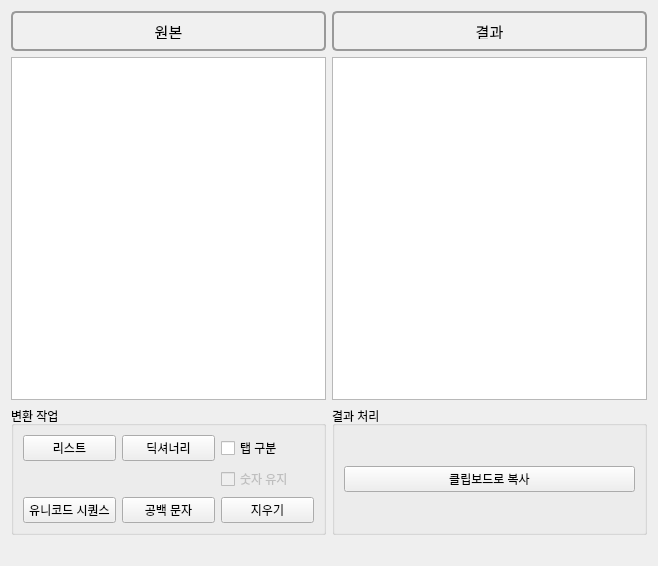
First picture: the form in text_converter_ui.ui, repository SangDo-Kim/Text_Converter_V1, before the edit.
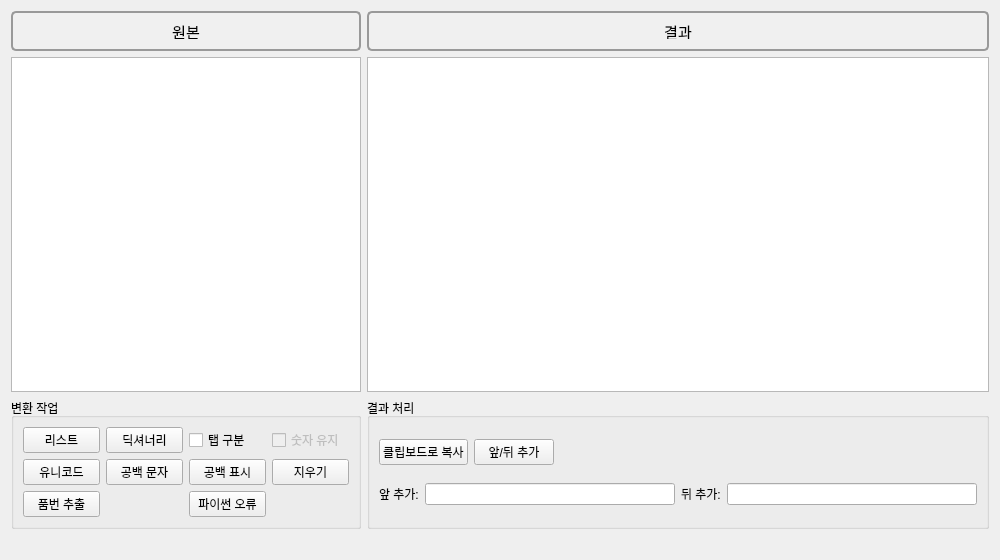
Second picture: the form after the edit. Icons and pictures are not drawn.

The edit to the form file:
```diff
--- a/text_converter_ui.ui
+++ b/text_converter_ui.ui
@@ -6,13 +6,17 @@
    <rect>
     <x>0</x>
     <y>0</y>
-    <width>658</width>
-    <height>566</height>
+    <width>1000</width>
+    <height>560</height>
    </rect>
   </property>
   <property name="windowTitle">
    <string>텍스트 변환기</string>
   </property>
+  <property name="windowIcon">
+   <iconset resource="resources.qrc">
+    <normaloff>:/resources/title_in_app.png</normaloff>:/resources/title_in_app.png</iconset>
+  </property>
   <layout class="QGridLayout" name="gridLayout">
    <item row="0" column="0">
     <widget class="QLabel" name="label">
@@ -21,7 +25,7 @@
      </property>
      <property name="maximumSize">
       <size>
-       <width>16777215</width>
+       <width>350</width>
        <height>40</height>
       </size>
      </property>
@@ -47,50 +51,17 @@
      </property>
     </widget>
    </item>
-   <item row="4" column="0" colspan="2">
-    <widget class="QLabel" name="label_status">
-     <property name="enabled">
-      <bool>false</bool>
-     </property>
-     <property name="text">
-      <string/>
-     </property>
-    </widget>
-   </item>
-   <item row="1" column="1">
-    <widget class="QPlainTextEdit" name="plainTextEdit_2"/>
-   </item>
-   <item row="1" column="0">
-    <widget class="QPlainTextEdit" name="plainTextEdit">
-     <property name="plainText">
-      <string/>
-     </property>
-    </widget>
-   </item>
-   <item row="3" column="1">
-    <widget class="QGroupBox" name="groupBox_2">
-     <property name="title">
-      <string>결과 처리</string>
-     </property>
-     <layout class="QGridLayout" name="gridLayout_2">
-      <item row="0" column="0">
-       <widget class="QPushButton" name="pushButton_clipboard">
-        <property name="toolTip">
-         <string>결과 내용을 클립보드로 복사합니다.</string>
-        </property>
-        <property name="text">
-         <string>클립보드로 복사</string>
-        </property>
-       </widget>
-      </item>
-     </layout>
-    </widget>
-   </item>
    <item row="0" column="1">
     <widget class="QLabel" name="label_2">
      <property name="enabled">
       <bool>true</bool>
      </property>
+     <property name="minimumSize">
+      <size>
+       <width>350</width>
+       <height>0</height>
+      </size>
+     </property>
      <property name="maximumSize">
       <size>
        <width>16777215</width>
@@ -119,7 +90,23 @@
      </property>
     </widget>
    </item>
-   <item row="3" column="0">
+   <item row="1" column="0">
+    <widget class="QPlainTextEdit" name="plainTextEdit_source">
+     <property name="maximumSize">
+      <size>
+       <width>350</width>
+       <height>16777215</height>
+      </size>
+     </property>
+     <property name="plainText">
+      <string/>
+     </property>
+    </widget>
+   </item>
+   <item row="1" column="1">
+    <widget class="QPlainTextEdit" name="plainTextEdit_target"/>
+   </item>
+   <item row="2" column="0">
     <widget class="QGroupBox" name="groupBox">
      <property name="minimumSize">
       <size>
@@ -129,7 +116,7 @@
      </property>
      <property name="maximumSize">
       <size>
-       <width>16777215</width>
+       <width>350</width>
        <height>16777215</height>
       </size>
      </property>
@@ -137,16 +124,6 @@
       <string>변환 작업</string>
      </property>
      <layout class="QGridLayout" name="gridLayout_3">
-      <item row="0" column="2">
-       <widget class="QCheckBox" name="checkBox_tab">
-        <property name="toolTip">
-         <string>탭 구분을 넣거나 뺍니다.</string>
-        </property>
-        <property name="text">
-         <string>탭 구분</string>
-        </property>
-       </widget>
-      </item>
       <item row="2" column="1">
        <widget class="QPushButton" name="pushButton_white_space">
         <property name="toolTip">
@@ -157,47 +134,37 @@
         </property>
        </widget>
       </item>
-      <item row="0" column="1">
-       <widget class="QPushButton" name="pushButton_dict">
-        <property name="toolTip">
-         <string>여러 줄로 구분되어 있는 목록을 파이썬의 딕셔너리 형식으로 변환합니다.</string>
-        </property>
-        <property name="text">
-         <string>딕셔너리</string>
-        </property>
-       </widget>
-      </item>
-      <item row="2" column="2">
-       <widget class="QPushButton" name="pushButton_clear">
-        <property name="toolTip">
-         <string>원본 내용을 지웁니다.</string>
-        </property>
-        <property name="text">
-         <string>지우기</string>
-        </property>
-       </widget>
-      </item>
       <item row="2" column="0">
        <widget class="QPushButton" name="pushButton_unicode">
         <property name="toolTip">
          <string>유니코드 이스케이프 시퀀스(예: u00e9)를 사람이 읽을 수 있는 문자로 변환합니다.</string>
         </property>
         <property name="text">
-         <string>유니코드 시퀀스</string>
+         <string>유니코드</string>
         </property>
        </widget>
       </item>
-      <item row="0" column="0">
-       <widget class="QPushButton" name="pushButton_list">
+      <item row="0" column="2">
+       <widget class="QCheckBox" name="checkBox_tab">
         <property name="toolTip">
-         <string>여러 줄로 구분되어 있는 목록을 파이썬의 리스트 형식으로 변환합니다.</string>
+         <string>탭 구분을 넣거나 뺍니다.</string>
         </property>
         <property name="text">
-         <string>리스트</string>
+         <string>탭 구분</string>
         </property>
        </widget>
       </item>
-      <item row="1" column="2">
+      <item row="0" column="1">
+       <widget class="QPushButton" name="pushButton_dict">
+        <property name="toolTip">
+         <string>여러 줄로 구분되어 있는 목록을 파이썬의 딕셔너리 형식으로 변환합니다.</string>
+        </property>
+        <property name="text">
+         <string>딕셔너리</string>
+        </property>
+       </widget>
+      </item>
+      <item row="0" column="3">
        <widget class="QCheckBox" name="checkBox_number">
         <property name="enabled">
          <bool>false</bool>
@@ -210,9 +177,135 @@
         </property>
        </widget>
       </item>
+      <item row="0" column="0">
+       <widget class="QPushButton" name="pushButton_list">
+        <property name="toolTip">
+         <string>여러 줄로 구분되어 있는 목록을 파이썬의 리스트 형식으로 변환합니다.</string>
+        </property>
+        <property name="text">
+         <string>리스트</string>
+        </property>
+       </widget>
+      </item>
+      <item row="3" column="0">
+       <widget class="QPushButton" name="pushButton_prod_code">
+        <property name="toolTip">
+         <string>각 줄별로 품번(예: JUL-001) 추출</string>
+        </property>
+        <property name="text">
+         <string>품번 추출</string>
+        </property>
+       </widget>
+      </item>
+      <item row="2" column="3">
+       <widget class="QPushButton" name="pushButton_clear">
+        <property name="toolTip">
+         <string>원본 내용을 지웁니다.</string>
+        </property>
+        <property name="text">
+         <string>지우기</string>
+        </property>
+       </widget>
+      </item>
+      <item row="2" column="2">
+       <widget class="QPushButton" name="pushButton_white_space_show">
+        <property name="text">
+         <string>공백 표시</string>
+        </property>
+       </widget>
+      </item>
+      <item row="3" column="2">
+       <widget class="QPushButton" name="pushButton_python_error">
+        <property name="toolTip">
+         <string>각 줄별로 품번(예: JUL-001) 추출</string>
+        </property>
+        <property name="text">
+         <string>파이썬 오류</string>
+        </property>
+       </widget>
+      </item>
      </layout>
     </widget>
    </item>
+   <item row="2" column="1">
+    <widget class="QGroupBox" name="groupBox_2">
+     <property name="title">
+      <string>결과 처리</string>
+     </property>
+     <layout class="QGridLayout" name="gridLayout_2">
+      <item row="0" column="0">
+       <widget class="QPushButton" name="pushButton_clipboard">
+        <property name="toolTip">
+         <string>결과 내용을 클립보드로 복사합니다.</string>
+        </property>
+        <property name="text">
+         <string>클립보드로 복사</string>
+        </property>
+       </widget>
+      </item>
+      <item row="2" column="0" colspan="3">
+       <layout class="QHBoxLayout" name="horizontalLayout">
+        <item>
+         <widget class="QLabel" name="label_3">
+          <property name="text">
+           <string>앞 추가:</string>
+          </property>
+         </widget>
+        </item>
+        <item>
+         <widget class="QLineEdit" name="lineEdit_add_pre"/>
+        </item>
+        <item>
+         <widget class="QLabel" name="label_4">
+          <property name="text">
+           <string>뒤 추가:</string>
+          </property>
+         </widget>
+        </item>
+        <item>
+         <widget class="QLineEdit" name="lineEdit_add_suf"/>
+        </item>
+       </layout>
+      </item>
+      <item row="0" column="1">
+       <widget class="QPushButton" name="pushButton_add">
+        <property name="text">
+         <string>앞/뒤 추가</string>
+        </property>
+       </widget>
+      </item>
+      <item row="0" column="2">
+       <spacer name="horizontalSpacer">
+        <property name="orientation">
+         <enum>Qt::Orientation::Horizontal</enum>
+        </property>
+        <property name="sizeHint" stdset="0">
+         <size>
+          <width>40</width>
+          <height>20</height>
+         </size>
+        </property>
+       </spacer>
+      </item>
+     </layout>
+    </widget>
+   </item>
+   <item row="3" column="0">
+    <widget class="QLabel" name="label_status">
+     <property name="enabled">
+      <bool>true</bool>
+     </property>
+     <property name="maximumSize">
+      <size>
+       <width>350</width>
+       <height>16777215</height>
+      </size>
+     </property>
+     <property name="text">
+      <string/>
+     </property>
+    </widget>
+   </item>
   </layout>
  </widget>
  <resources/>
```
Left out of the diff: 4 changed lines with no effect on the pictures.
